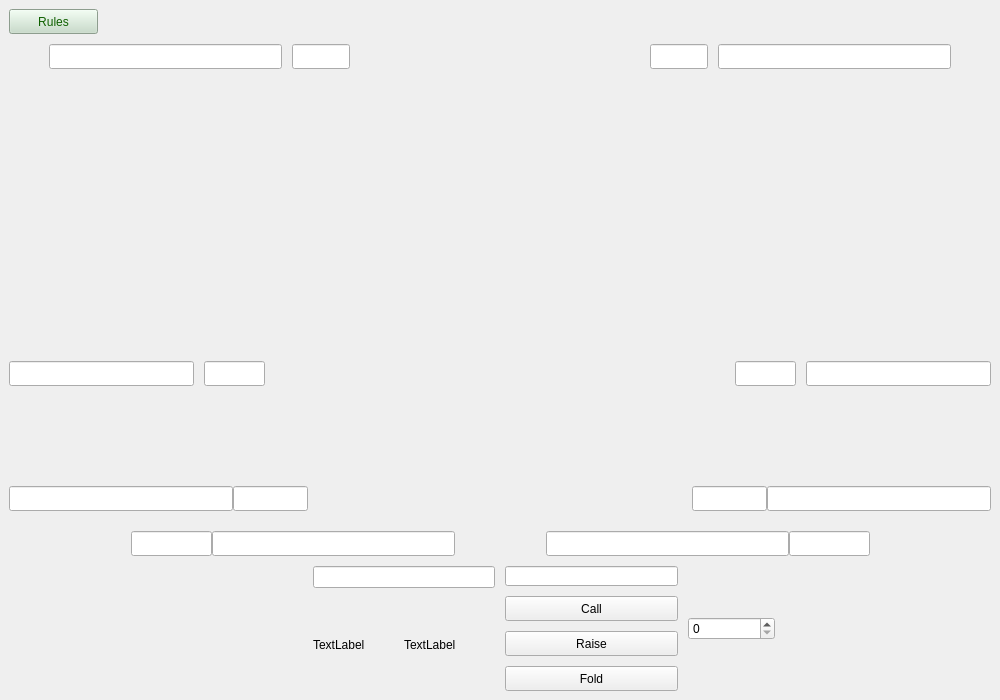
The window that Poker/Visuals/Gamewindow/gamewindow.ui (Cenzito/Poker) describes before a commit, drawn with Qt 5.
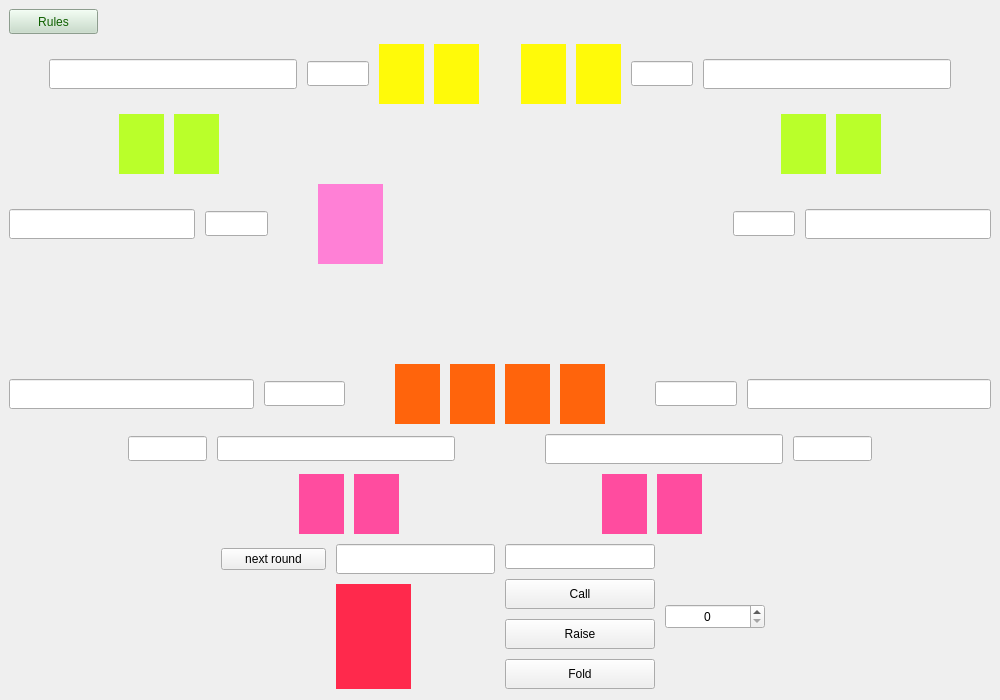
The same window after the commit. Icons and pictures are not drawn.

Commit message: added card player and next round button

Patch:
```diff
--- a/Poker/Visuals/Gamewindow/gamewindow.ui
+++ b/Poker/Visuals/Gamewindow/gamewindow.ui
@@ -40,7 +40,7 @@
    <property name="mouseTracking">
     <bool>false</bool>
    </property>
-   <layout class="QVBoxLayout" name="verticalLayout_2" stretch="2,2,0,2,0,4,12">
+   <layout class="QVBoxLayout" name="verticalLayout_2" stretch="2,1,2,10,4,0,6,5,20,20">
     <property name="spacing">
      <number>10</number>
     </property>
@@ -80,7 +80,20 @@
      </layout>
     </item>
     <item>
-     <layout class="QHBoxLayout" name="horizontalLayout_2" stretch="0,8,2,10,2,8,0">
+     <spacer name="verticalSpacer_3">
+      <property name="orientation">
+       <enum>Qt::Vertical</enum>
+      </property>
+      <property name="sizeHint" stdset="0">
+       <size>
+        <width>20</width>
+        <height>40</height>
+       </size>
+      </property>
+     </spacer>
+    </item>
+    <item>
+     <layout class="QHBoxLayout" name="horizontalLayout_2" stretch="0,8,2,0,0,1,0,0,2,8,0">
       <property name="sizeConstraint">
        <enum>QLayout::SetMinimumSize</enum>
       </property>
@@ -102,7 +115,13 @@
         <property name="minimumSize">
          <size>
           <width>110</width>
-          <height>25</height>
+          <height>30</height>
+         </size>
+        </property>
+        <property name="maximumSize">
+         <size>
+          <width>16777215</width>
+          <height>30</height>
          </size>
         </property>
         <property name="alignment">
@@ -129,6 +148,51 @@
         </property>
        </widget>
       </item>
+      <item>
+       <widget class="QLabel" name="label_player1_card1">
+        <property name="minimumSize">
+         <size>
+          <width>45</width>
+          <height>60</height>
+         </size>
+        </property>
+        <property name="maximumSize">
+         <size>
+          <width>45</width>
+          <height>16777215</height>
+         </size>
+        </property>
+        <property name="styleSheet">
+         <string notr="true">background-color: rgb(255, 250, 9);</string>
+        </property>
+        <property name="text">
+         <string/>
+        </property>
+       </widget>
+      </item>
+      <item>
+       <widget class="QLabel" name="label_player1_card2">
+        <property name="minimumSize">
+         <size>
+          <width>45</width>
+          <height>60</height>
+         </size>
+        </property>
+        <property name="maximumSize">
+         <size>
+          <width>45</width>
+          <height>16777215</height>
+         </size>
+        </property>
+        <property name="styleSheet">
+         <string notr="true">background-color: rgb(255, 250, 9);
+</string>
+        </property>
+        <property name="text">
+         <string/>
+        </property>
+       </widget>
+      </item>
       <item>
        <spacer name="horizontalSpacer">
         <property name="orientation">
@@ -142,6 +206,50 @@
         </property>
        </spacer>
       </item>
+      <item>
+       <widget class="QLabel" name="label_player2_card1">
+        <property name="minimumSize">
+         <size>
+          <width>45</width>
+          <height>60</height>
+         </size>
+        </property>
+        <property name="maximumSize">
+         <size>
+          <width>45</width>
+          <height>16777215</height>
+         </size>
+        </property>
+        <property name="styleSheet">
+         <string notr="true">background-color: rgb(255, 250, 9);</string>
+        </property>
+        <property name="text">
+         <string/>
+        </property>
+       </widget>
+      </item>
+      <item>
+       <widget class="QLabel" name="label_player2_card2">
+        <property name="minimumSize">
+         <size>
+          <width>45</width>
+          <height>60</height>
+         </size>
+        </property>
+        <property name="maximumSize">
+         <size>
+          <width>45</width>
+          <height>16777215</height>
+         </size>
+        </property>
+        <property name="styleSheet">
+         <string notr="true">background-color: rgb(255, 250, 9);</string>
+        </property>
+        <property name="text">
+         <string/>
+        </property>
+       </widget>
+      </item>
       <item>
        <widget class="QLineEdit" name="line_bet2">
         <property name="minimumSize">
@@ -163,7 +271,7 @@
         <property name="minimumSize">
          <size>
           <width>110</width>
-          <height>25</height>
+          <height>30</height>
          </size>
         </property>
         <property name="alignment">
@@ -190,17 +298,135 @@
      </layout>
     </item>
     <item>
-     <spacer name="verticalSpacer">
-      <property name="orientation">
-       <enum>Qt::Vertical</enum>
-      </property>
-      <property name="sizeHint" stdset="0">
-       <size>
-        <width>20</width>
-        <height>10</height>
-       </size>
-      </property>
-     </spacer>
+     <layout class="QHBoxLayout" name="horizontalLayout_14" stretch="1,0,0,5,0,0,1">
+      <item>
+       <spacer name="horizontalSpacer_21">
+        <property name="orientation">
+         <enum>Qt::Horizontal</enum>
+        </property>
+        <property name="sizeHint" stdset="0">
+         <size>
+          <width>40</width>
+          <height>20</height>
+         </size>
+        </property>
+       </spacer>
+      </item>
+      <item>
+       <widget class="QLabel" name="label_player8_card1">
+        <property name="minimumSize">
+         <size>
+          <width>45</width>
+          <height>60</height>
+         </size>
+        </property>
+        <property name="maximumSize">
+         <size>
+          <width>45</width>
+          <height>16777215</height>
+         </size>
+        </property>
+        <property name="styleSheet">
+         <string notr="true">background-color: rgb(186, 255, 42);</string>
+        </property>
+        <property name="text">
+         <string/>
+        </property>
+       </widget>
+      </item>
+      <item>
+       <widget class="QLabel" name="label_player8_card2">
+        <property name="minimumSize">
+         <size>
+          <width>45</width>
+          <height>60</height>
+         </size>
+        </property>
+        <property name="maximumSize">
+         <size>
+          <width>45</width>
+          <height>16777215</height>
+         </size>
+        </property>
+        <property name="styleSheet">
+         <string notr="true">background-color: rgb(186, 255, 42);</string>
+        </property>
+        <property name="text">
+         <string/>
+        </property>
+       </widget>
+      </item>
+      <item>
+       <spacer name="horizontalSpacer_22">
+        <property name="orientation">
+         <enum>Qt::Horizontal</enum>
+        </property>
+        <property name="sizeHint" stdset="0">
+         <size>
+          <width>40</width>
+          <height>20</height>
+         </size>
+        </property>
+       </spacer>
+      </item>
+      <item>
+       <widget class="QLabel" name="label_player3_card1">
+        <property name="minimumSize">
+         <size>
+          <width>45</width>
+          <height>60</height>
+         </size>
+        </property>
+        <property name="maximumSize">
+         <size>
+          <width>45</width>
+          <height>16777215</height>
+         </size>
+        </property>
+        <property name="styleSheet">
+         <string notr="true">background-color: rgb(186, 255, 42);</string>
+        </property>
+        <property name="text">
+         <string/>
+        </property>
+       </widget>
+      </item>
+      <item>
+       <widget class="QLabel" name="label_player3_card2">
+        <property name="minimumSize">
+         <size>
+          <width>45</width>
+          <height>60</height>
+         </size>
+        </property>
+        <property name="maximumSize">
+         <size>
+          <width>45</width>
+          <height>16777215</height>
+         </size>
+        </property>
+        <property name="styleSheet">
+         <string notr="true">background-color: rgb(186, 255, 42);</string>
+        </property>
+        <property name="text">
+         <string/>
+        </property>
+       </widget>
+      </item>
+      <item>
+       <spacer name="horizontalSpacer_23">
+        <property name="orientation">
+         <enum>Qt::Horizontal</enum>
+        </property>
+        <property name="sizeHint" stdset="0">
+         <size>
+          <width>40</width>
+          <height>20</height>
+         </size>
+        </property>
+       </spacer>
+      </item>
+     </layout>
     </item>
     <item>
      <layout class="QHBoxLayout" name="horizontalLayout_4" stretch="6,2,0,12,0,2,6">
@@ -209,7 +435,7 @@
         <property name="minimumSize">
          <size>
           <width>110</width>
-          <height>25</height>
+          <height>30</height>
          </size>
         </property>
         <property name="alignment">
@@ -253,8 +479,20 @@
        <layout class="QHBoxLayout" name="horizontalLayout_3">
         <item>
          <widget class="QLabel" name="label_middlecard3">
+          <property name="minimumSize">
+           <size>
+            <width>65</width>
+            <height>80</height>
+           </size>
+          </property>
+          <property name="maximumSize">
+           <size>
+            <width>65</width>
+            <height>16777215</height>
+           </size>
+          </property>
           <property name="styleSheet">
-           <string notr="true"/>
+           <string notr="true">background-color: rgb(255, 128, 214);</string>
           </property>
           <property name="text">
            <string/>
@@ -263,6 +501,18 @@
         </item>
         <item>
          <widget class="QLabel" name="label_middlecard4">
+          <property name="minimumSize">
+           <size>
+            <width>65</width>
+            <height>80</height>
+           </size>
+          </property>
+          <property name="maximumSize">
+           <size>
+            <width>65</width>
+            <height>80</height>
+           </size>
+          </property>
           <property name="styleSheet">
            <string notr="true"/>
           </property>
@@ -273,6 +523,18 @@
         </item>
         <item>
          <widget class="QLabel" name="label_middlecard1">
+          <property name="minimumSize">
+           <size>
+            <width>65</width>
+            <height>80</height>
+           </size>
+          </property>
+          <property name="maximumSize">
+           <size>
+            <width>65</width>
+            <height>80</height>
+           </size>
+          </property>
           <property name="styleSheet">
            <string notr="true"/>
           </property>
@@ -283,6 +545,18 @@
         </item>
         <item>
          <widget class="QLabel" name="label_middlecard2">
+          <property name="minimumSize">
+           <size>
+            <width>65</width>
+            <height>80</height>
+           </size>
+          </property>
+          <property name="maximumSize">
+           <size>
+            <width>65</width>
+            <height>80</height>
+           </size>
+          </property>
           <property name="styleSheet">
            <string notr="true"/>
           </property>
@@ -293,6 +567,18 @@
         </item>
         <item>
          <widget class="QLabel" name="label_middlecard5">
+          <property name="minimumSize">
+           <size>
+            <width>65</width>
+            <height>80</height>
+           </size>
+          </property>
+          <property name="maximumSize">
+           <size>
+            <width>65</width>
+            <height>80</height>
+           </size>
+          </property>
           <property name="styleSheet">
            <string notr="true">
 </string>
@@ -338,7 +624,7 @@
         <property name="minimumSize">
          <size>
           <width>110</width>
-          <height>25</height>
+          <height>30</height>
          </size>
         </property>
         <property name="alignment">
@@ -352,7 +638,7 @@
      </layout>
     </item>
     <item>
-     <layout class="QHBoxLayout" name="horizontalLayout_12" stretch="5,1,5">
+     <layout class="QHBoxLayout" name="horizontalLayout_12" stretch="4,1,4">
       <item>
        <spacer name="horizontalSpacer_15">
         <property name="orientation">
@@ -401,62 +687,10 @@
      </layout>
     </item>
     <item>
-     <layout class="QGridLayout" name="gridLayout_2" columnstretch="0,0,0,0" rowminimumheight="0,0">
+     <layout class="QGridLayout" name="gridLayout_2" rowstretch="0,0" columnstretch="0,0,0,0">
       <property name="verticalSpacing">
-       <number>20</number>
+       <number>10</number>
       </property>
-      <item row="0" column="1">
-       <layout class="QHBoxLayout" name="horizontalLayout_5" stretch="6,2,5">
-        <property name="leftMargin">
-         <number>0</number>
-        </property>
-        <item>
-         <widget class="QLineEdit" name="line_player7">
-          <property name="minimumSize">
-           <size>
-            <width>110</width>
-            <height>25</height>
-           </size>
-          </property>
-          <property name="alignment">
-           <set>Qt::AlignCenter</set>
-          </property>
-          <property name="readOnly">
-           <bool>true</bool>
-          </property>
-         </widget>
-        </item>
-        <item>
-         <widget class="QLineEdit" name="line_bet7">
-          <property name="minimumSize">
-           <size>
-            <width>50</width>
-            <height>25</height>
-           </size>
-          </property>
-          <property name="alignment">
-           <set>Qt::AlignCenter</set>
-          </property>
-          <property name="readOnly">
-           <bool>true</bool>
-          </property>
-         </widget>
-        </item>
-        <item>
-         <spacer name="horizontalSpacer_4">
-          <property name="orientation">
-           <enum>Qt::Horizontal</enum>
-          </property>
-          <property name="sizeHint" stdset="0">
-           <size>
-            <width>40</width>
-            <height>20</height>
-           </size>
-          </property>
-         </spacer>
-        </item>
-       </layout>
-      </item>
       <item row="1" column="3">
        <layout class="QHBoxLayout" name="horizontalLayout_9" stretch="1,6,2,3">
         <item>
@@ -477,7 +711,7 @@
           <property name="minimumSize">
            <size>
             <width>110</width>
-            <height>25</height>
+            <height>30</height>
            </size>
           </property>
           <property name="alignment">
@@ -519,55 +753,6 @@
         </item>
        </layout>
       </item>
-      <item row="0" column="3">
-       <layout class="QHBoxLayout" name="horizontalLayout_6" stretch="5,2,6">
-        <item>
-         <spacer name="horizontalSpacer_5">
-          <property name="orientation">
-           <enum>Qt::Horizontal</enum>
-          </property>
-          <property name="sizeHint" stdset="0">
-           <size>
-            <width>40</width>
-            <height>20</height>
-           </size>
-          </property>
-         </spacer>
-        </item>
-        <item>
-         <widget class="QLineEdit" name="line_bet4">
-          <property name="minimumSize">
-           <size>
-            <width>50</width>
-            <height>25</height>
-           </size>
-          </property>
-          <property name="alignment">
-           <set>Qt::AlignCenter</set>
-          </property>
-          <property name="readOnly">
-           <bool>true</bool>
-          </property>
-         </widget>
-        </item>
-        <item>
-         <widget class="QLineEdit" name="line_player4">
-          <property name="minimumSize">
-           <size>
-            <width>110</width>
-            <height>25</height>
-           </size>
-          </property>
-          <property name="alignment">
-           <set>Qt::AlignCenter</set>
-          </property>
-          <property name="readOnly">
-           <bool>true</bool>
-          </property>
-         </widget>
-        </item>
-       </layout>
-      </item>
       <item row="1" column="1">
        <layout class="QHBoxLayout" name="horizontalLayout_7" stretch="3,2,6,1">
         <item>
@@ -630,24 +815,361 @@
         </item>
        </layout>
       </item>
+      <item row="0" column="3">
+       <layout class="QHBoxLayout" name="horizontalLayout_6" stretch="0,0,0,2,6">
+        <item>
+         <widget class="QLabel" name="label_player4_card1">
+          <property name="minimumSize">
+           <size>
+            <width>45</width>
+            <height>60</height>
+           </size>
+          </property>
+          <property name="maximumSize">
+           <size>
+            <width>45</width>
+            <height>16777215</height>
+           </size>
+          </property>
+          <property name="styleSheet">
+           <string notr="true">background-color: rgb(255, 100, 12);</string>
+          </property>
+          <property name="text">
+           <string/>
+          </property>
+         </widget>
+        </item>
+        <item>
+         <widget class="QLabel" name="label_player4_card2">
+          <property name="minimumSize">
+           <size>
+            <width>45</width>
+            <height>60</height>
+           </size>
+          </property>
+          <property name="maximumSize">
+           <size>
+            <width>45</width>
+            <height>16777215</height>
+           </size>
+          </property>
+          <property name="styleSheet">
+           <string notr="true">background-color: rgb(255, 100, 12);</string>
+          </property>
+          <property name="text">
+           <string/>
+          </property>
+         </widget>
+        </item>
+        <item>
+         <spacer name="horizontalSpacer_5">
+          <property name="orientation">
+           <enum>Qt::Horizontal</enum>
+          </property>
+          <property name="sizeHint" stdset="0">
+           <size>
+            <width>40</width>
+            <height>20</height>
+           </size>
+          </property>
+         </spacer>
+        </item>
+        <item>
+         <widget class="QLineEdit" name="line_bet4">
+          <property name="minimumSize">
+           <size>
+            <width>50</width>
+            <height>25</height>
+           </size>
+          </property>
+          <property name="alignment">
+           <set>Qt::AlignCenter</set>
+          </property>
+          <property name="readOnly">
+           <bool>true</bool>
+          </property>
+         </widget>
+        </item>
+        <item>
+         <widget class="QLineEdit" name="line_player4">
+          <property name="minimumSize">
+           <size>
+            <width>110</width>
+            <height>30</height>
+           </size>
+          </property>
+          <property name="alignment">
+           <set>Qt::AlignCenter</set>
+          </property>
+          <property name="readOnly">
+           <bool>true</bool>
+          </property>
+         </widget>
+        </item>
+       </layout>
+      </item>
+      <item row="0" column="1">
+       <layout class="QHBoxLayout" name="horizontalLayout_5" stretch="6,2,0,0,0">
+        <property name="leftMargin">
+         <number>0</number>
+        </property>
+        <item>
+         <widget class="QLineEdit" name="line_player7">
+          <property name="minimumSize">
+           <size>
+            <width>110</width>
+            <height>30</height>
+           </size>
+          </property>
+          <property name="alignment">
+           <set>Qt::AlignCenter</set>
+          </property>
+          <property name="readOnly">
+           <bool>true</bool>
+          </property>
+         </widget>
+        </item>
+        <item>
+         <widget class="QLineEdit" name="line_bet7">
+          <property name="minimumSize">
+           <size>
+            <width>50</width>
+            <height>25</height>
+           </size>
+          </property>
+          <property name="alignment">
+           <set>Qt::AlignCenter</set>
+          </property>
+          <property name="readOnly">
+           <bool>true</bool>
+          </property>
+         </widget>
+        </item>
+        <item>
+         <spacer name="horizontalSpacer_4">
+          <property name="orientation">
+           <enum>Qt::Horizontal</enum>
+          </property>
+          <property name="sizeHint" stdset="0">
+           <size>
+            <width>40</width>
+            <height>20</height>
+           </size>
+          </property>
+         </spacer>
+        </item>
+        <item>
+         <widget class="QLabel" name="label_player7_card1">
+          <property name="minimumSize">
+           <size>
+            <width>45</width>
+            <height>60</height>
+           </size>
+          </property>
+          <property name="maximumSize">
+           <size>
+            <width>45</width>
+            <height>16777215</height>
+           </size>
+          </property>
+          <property name="styleSheet">
+           <string notr="true">background-color: rgb(255, 100, 12);</string>
+          </property>
+          <property name="text">
+           <string/>
+          </property>
+         </widget>
+        </item>
+        <item>
+         <widget class="QLabel" name="label_player7_card2">
+          <property name="minimumSize">
+           <size>
+            <width>45</width>
+            <height>60</height>
+           </size>
+          </property>
+          <property name="maximumSize">
+           <size>
+            <width>45</width>
+            <height>16777215</height>
+           </size>
+          </property>
+          <property name="styleSheet">
+           <string notr="true">background-color: rgb(255, 100, 12);</string>
+          </property>
+          <property name="text">
+           <string/>
+          </property>
+         </widget>
+        </item>
+       </layout>
+      </item>
      </layout>
     </item>
     <item>
-     <layout class="QHBoxLayout" name="horizontalLayout_10" stretch="6,6">
+     <layout class="QHBoxLayout" name="horizontalLayout_13" stretch="3,1,1,2,1,1,3">
       <item>
-       <layout class="QGridLayout" name="gridLayout_3" rowstretch="0,0" columnstretch="5,3">
+       <spacer name="horizontalSpacer_19">
+        <property name="orientation">
+         <enum>Qt::Horizontal</enum>
+        </property>
+        <property name="sizeHint" stdset="0">
+         <size>
+          <width>40</width>
+          <height>20</height>
+         </size>
+        </property>
+       </spacer>
+      </item>
+      <item>
+       <widget class="QLabel" name="label_player6_card1">
+        <property name="minimumSize">
+         <size>
+          <width>45</width>
+          <height>60</height>
+         </size>
+        </property>
+        <property name="maximumSize">
+         <size>
+          <width>45</width>
+          <height>16777215</height>
+         </size>
+        </property>
+        <property name="styleSheet">
+         <string notr="true">background-color: rgb(255, 76, 159);</string>
+        </property>
+        <property name="text">
+         <string/>
+        </property>
+       </widget>
+      </item>
+      <item>
+       <widget class="QLabel" name="label_player6_card2">
+        <property name="minimumSize">
+         <size>
+          <width>45</width>
+          <height>60</height>
+         </size>
+        </property>
+        <property name="maximumSize">
+         <size>
+          <width>45</width>
+          <height>16777215</height>
+         </size>
+        </property>
+        <property name="styleSheet">
+         <string notr="true">background-color: rgb(255, 76, 159);
+</string>
+        </property>
+        <property name="text">
+         <string/>
+        </property>
+       </widget>
+      </item>
+      <item>
+       <spacer name="horizontalSpacer_18">
+        <property name="orientation">
+         <enum>Qt::Horizontal</enum>
+        </property>
+        <property name="sizeHint" stdset="0">
+         <size>
+          <width>40</width>
+          <height>20</height>
+         </size>
+        </property>
+       </spacer>
+      </item>
+      <item>
+       <widget class="QLabel" name="label_player5_card1">
+        <property name="minimumSize">
+         <size>
+          <width>45</width>
+          <height>60</height>
+         </size>
+        </property>
+        <property name="maximumSize">
+         <size>
+          <width>45</width>
+          <height>16777215</height>
+         </size>
+        </property>
+        <property name="styleSheet">
+         <string notr="true">background-color: rgb(255, 76, 159);</string>
+        </property>
+        <property name="text">
+         <string/>
+        </property>
+       </widget>
+      </item>
+      <item>
+       <widget class="QLabel" name="label_player5_card2">
+        <property name="minimumSize">
+         <size>
+          <width>45</width>
+          <height>60</height>
+         </size>
+        </property>
+        <property name="maximumSize">
+         <size>
+          <width>45</width>
+          <height>16777215</height>
+         </size>
+        </property>
+        <property name="styleSheet">
+         <string notr="true">background-color: rgb(255, 76, 159);</string>
+        </property>
+        <property name="text">
+         <string/>
+        </property>
+       </widget>
+      </item>
+      <item>
+       <spacer name="horizontalSpacer_20">
+        <property name="orientation">
+         <enum>Qt::Horizontal</enum>
+        </property>
+        <property name="sizeHint" stdset="0">
+         <size>
+          <width>40</width>
+          <height>20</height>
+         </size>
+        </property>
+       </spacer>
+      </item>
+     </layout>
+    </item>
+    <item>
+     <layout class="QHBoxLayout" name="horizontalLayout_10" stretch="1,1">
+      <item>
+       <layout class="QGridLayout" name="gridLayout_3" rowstretch="0,0" columnstretch="4,2,0,3">
+        <property name="leftMargin">
+         <number>0</number>
+        </property>
         <property name="horizontalSpacing">
-         <number>2</number>
+         <number>10</number>
         </property>
-        <item row="1" column="1">
+        <item row="0" column="0">
+         <spacer name="horizontalSpacer_11">
+          <property name="orientation">
+           <enum>Qt::Horizontal</enum>
+          </property>
+          <property name="sizeHint" stdset="0">
+           <size>
+            <width>40</width>
+            <height>20</height>
+           </size>
+          </property>
+         </spacer>
+        </item>
+        <item row="1" column="3">
          <layout class="QHBoxLayout" name="horizontalLayout">
           <item>
            <widget class="QLabel" name="label">
             <property name="styleSheet">
-             <string notr="true"/>
+             <string notr="true">background-color: rgb(255, 41, 76);</string>
             </property>
             <property name="text">
-             <string>TextLabel</string>
+             <string/>
             </property>
            </widget>
           </item>
@@ -658,35 +1180,12 @@
 </string>
             </property>
             <property name="text">
-             <string>TextLabel</string>
+             <string/>
             </property>
            </widget>
           </item>
          </layout>
         </item>
-        <item row="0" column="1">
-         <widget class="QLineEdit" name="name_line">
-          <property name="alignment">
-           <set>Qt::AlignCenter</set>
-          </property>
-          <property name="readOnly">
-           <bool>true</bool>
-          </property>
-         </widget>
-        </item>
-        <item row="0" column="0">
-         <spacer name="horizontalSpacer_11">
-          <property name="orientation">
-           <enum>Qt::Horizontal</enum>
-          </property>
-          <property name="sizeHint" stdset="0">
-           <size>
-            <width>40</width>
-            <height>20</height>
-           </size>
-          </property>
-         </spacer>
-        </item>
         <item row="1" column="0">
          <spacer name="horizontalSpacer_10">
           <property name="orientation">
@@ -700,10 +1199,39 @@
           </property>
          </spacer>
         </item>
+        <item row="0" column="3">
+         <widget class="QLineEdit" name="name_line">
+          <property name="minimumSize">
+           <size>
+            <width>80</width>
+            <height>30</height>
+           </size>
+          </property>
+          <property name="sizeIncrement">
+           <size>
+            <width>150</width>
+            <height>25</height>
+           </size>
+          </property>
+          <property name="alignment">
+           <set>Qt::AlignCenter</set>
+          </property>
+          <property name="readOnly">
+           <bool>true</bool>
+          </property>
+         </widget>
+        </item>
+        <item row="0" column="1">
+         <widget class="QPushButton" name="NextButton">
+          <property name="text">
+           <string>next round</string>
+          </property>
+         </widget>
+        </item>
        </layout>
       </item>
       <item>
-       <layout class="QHBoxLayout" name="horizontalLayout_8" stretch="4,2,5">
+       <layout class="QHBoxLayout" name="horizontalLayout_8" stretch="2,2,3">
         <item>
          <layout class="QVBoxLayout" name="verticalLayout">
           <property name="spacing">
@@ -714,7 +1242,13 @@
             <property name="minimumSize">
              <size>
               <width>80</width>
-              <height>20</height>
+              <height>25</height>
+             </size>
+            </property>
+            <property name="maximumSize">
+             <size>
+              <width>150</width>
+              <height>25</height>
              </size>
             </property>
             <property name="inputMask">
@@ -736,7 +1270,13 @@
             <property name="minimumSize">
              <size>
               <width>80</width>
-              <height>25</height>
+              <height>30</height>
+             </size>
+            </property>
+            <property name="maximumSize">
+             <size>
+              <width>150</width>
+              <height>40</height>
              </size>
             </property>
             <property name="text">
@@ -749,7 +1289,13 @@
             <property name="minimumSize">
              <size>
               <width>80</width>
-              <height>25</height>
+              <height>30</height>
+             </size>
+            </property>
+            <property name="maximumSize">
+             <size>
+              <width>150</width>
+              <height>40</height>
              </size>
             </property>
             <property name="text">
@@ -762,7 +1308,13 @@
             <property name="minimumSize">
              <size>
               <width>80</width>
-              <height>25</height>
+              <height>30</height>
+             </size>
+            </property>
+            <property name="maximumSize">
+             <size>
+              <width>150</width>
+              <height>40</height>
              </size>
             </property>
             <property name="text">
@@ -777,9 +1329,18 @@
           <property name="minimumSize">
            <size>
             <width>60</width>
-            <height>20</height>
+            <height>25</height>
            </size>
           </property>
+          <property name="maximumSize">
+           <size>
+            <width>100</width>
+            <height>25</height>
+           </size>
+          </property>
+          <property name="alignment">
+           <set>Qt::AlignCenter</set>
+          </property>
           <property name="maximum">
            <number>10000000</number>
           </property>
@@ -805,6 +1366,19 @@
       </item>
      </layout>
     </item>
+    <item>
+     <spacer name="verticalSpacer">
+      <property name="orientation">
+       <enum>Qt::Vertical</enum>
+      </property>
+      <property name="sizeHint" stdset="0">
+       <size>
+        <width>20</width>
+        <height>40</height>
+       </size>
+      </property>
+     </spacer>
+    </item>
    </layout>
   </widget>
  </widget>
```
Left out of the diff: 15 changed lines with no effect on the pictures.
